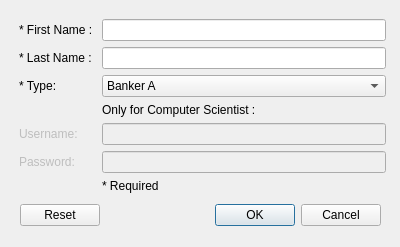
This is TPQtIntroduction/dialogaddemployee.ui in Lydie-Pierrick/TP2-QT-INTRO as Qt 5 draws it before an edit. The edited form follows.
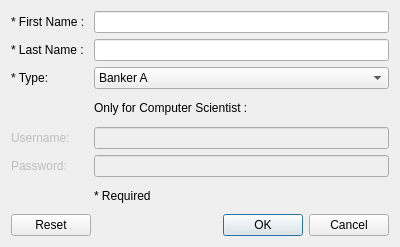
This is the edited form.

```diff
--- a/TPQtIntroduction/dialogaddemployee.ui
+++ b/TPQtIntroduction/dialogaddemployee.ui
@@ -13,15 +13,8 @@
   <property name="windowTitle">
    <string>Addition of Employee</string>
   </property>
-  <widget class="QWidget" name="gridLayoutWidget">
-   <property name="geometry">
-    <rect>
-     <x>19</x>
-     <y>19</y>
-     <width>367</width>
-     <height>174</height>
-    </rect>
-   </property>
+  <layout class="QVBoxLayout" name="verticalLayout">
+   <item>
    <layout class="QGridLayout" name="gridLayout">
     <item row="4" column="0">
      <widget class="QLabel" name="label_Username">
@@ -141,16 +134,8 @@
      </widget>
     </item>
    </layout>
-  </widget>
-  <widget class="QWidget" name="horizontalLayoutWidget">
-   <property name="geometry">
-    <rect>
-     <x>20</x>
-     <y>200</y>
-     <width>361</width>
-     <height>31</height>
-    </rect>
-   </property>
+   </item>
+   <item>
    <layout class="QHBoxLayout" name="horizontalLayout">
     <item>
      <widget class="QPushButton" name="pushBtn_reset">
@@ -193,7 +178,8 @@
      </widget>
     </item>
    </layout>
-  </widget>
+   </item>
+  </layout>
  </widget>
  <tabstops>
   <tabstop>lineEdit_Firstname</tabstop>
```
Left out of the diff: 28 changed lines with no effect on the pictures. Lines whose indentation alone changed are shown as unchanged.
